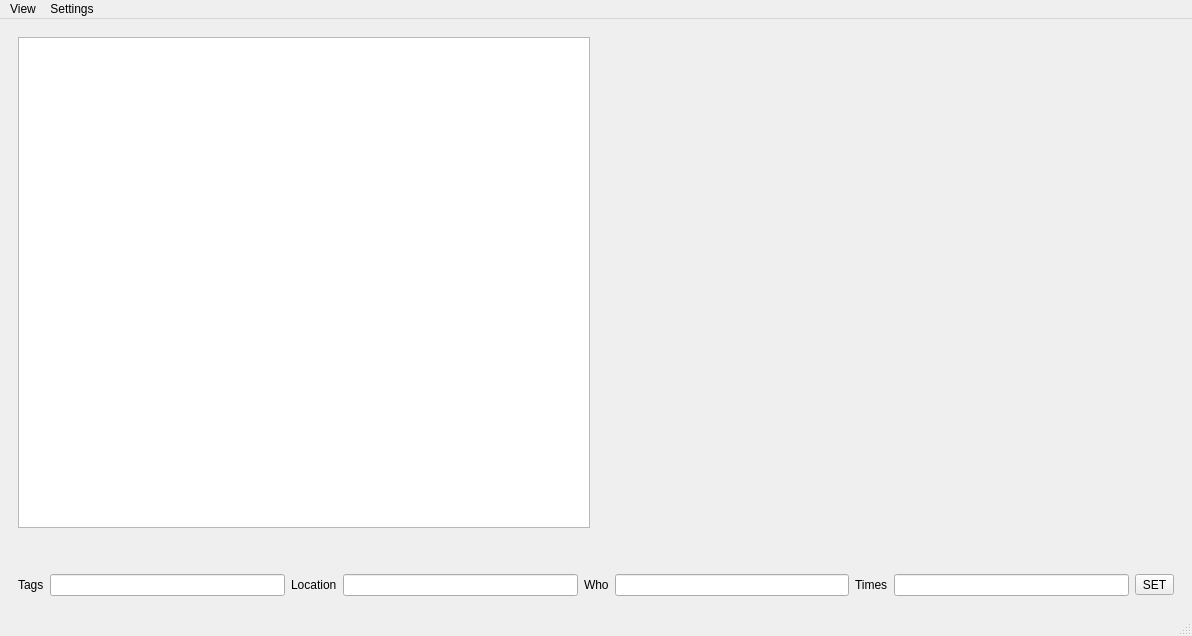
Above: cpp/medyalib.ui from enderbas/MedyaLib before the change. Below: the same form after it.
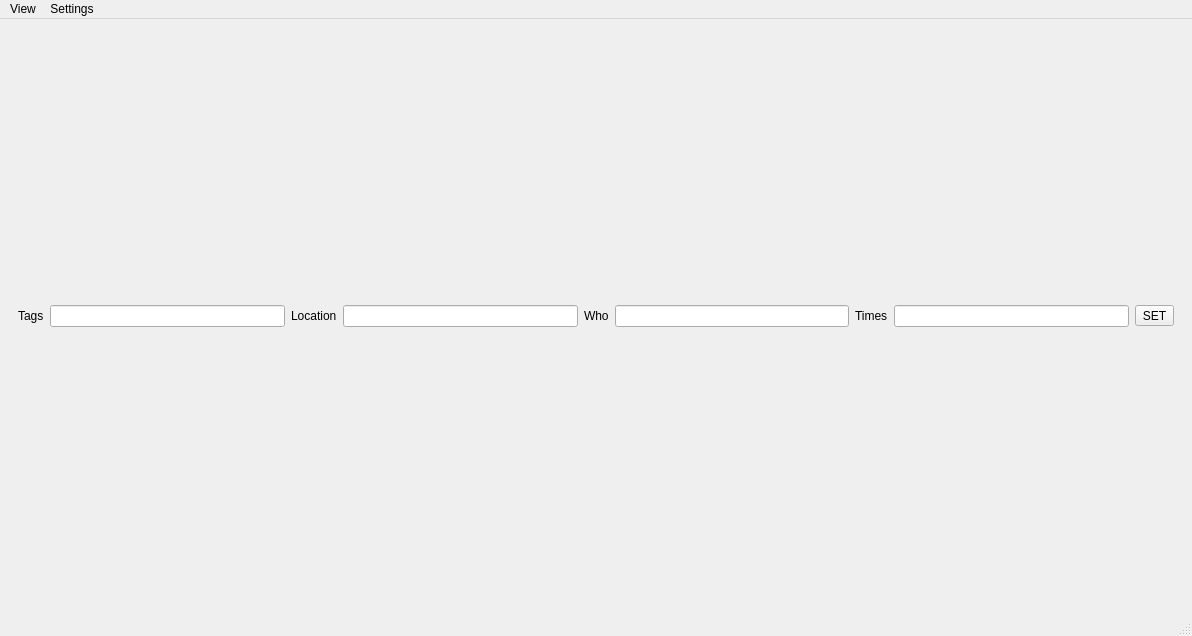
That is the form after the change. The open tabs and pages were chosen to show the change.

Commit message: Image view funcs move to new class. Clang format applied

```diff
--- a/cpp/medyalib.ui
+++ b/cpp/medyalib.ui
@@ -82,39 +82,9 @@
        </layout>
       </widget>
       <widget class="QWidget" name="pageNewInput">
-       <layout class="QVBoxLayout" name="verticalLayout_2" stretch="20,0,1">
-        <property name="sizeConstraint">
-         <enum>QLayout::SetDefaultConstraint</enum>
-        </property>
+       <layout class="QVBoxLayout" name="verticalLayout_2" stretch="1,0">
         <item>
-         <layout class="QGridLayout" name="layoutNewTags" rowstretch="0" columnstretch="1,0,0,1">
-          <item row="0" column="1" colspan="2">
-           <layout class="QVBoxLayout" name="layoutSelectedImage"/>
-          </item>
-          <item row="0" column="0">
-           <widget class="QListWidget" name="thumbnailNewImages"/>
-          </item>
-          <item row="0" column="3">
-           <widget class="QLabel" name="labelImage">
-            <property name="text">
-             <string/>
-            </property>
-           </widget>
-          </item>
-         </layout>
-        </item>
-        <item>
-         <spacer name="verticalSpacer">
-          <property name="orientation">
-           <enum>Qt::Vertical</enum>
-          </property>
-          <property name="sizeHint" stdset="0">
-           <size>
-            <width>20</width>
-            <height>40</height>
-           </size>
-          </property>
-         </spacer>
+         <layout class="QGridLayout" name="layoutSplitter"/>
         </item>
         <item>
          <layout class="QHBoxLayout" name="layoutNewFilters">
```
Left out of the diff: 8 changed lines with no effect on the pictures. The commit also changes 2 other files.
